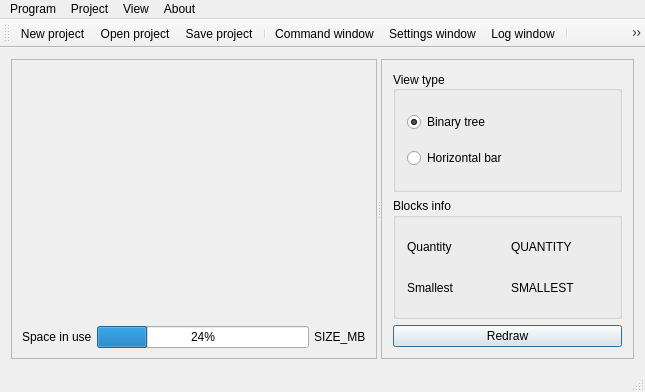
Qt form window_main.ui (khai-student/y3t2-ssw-course-project) before a commit.
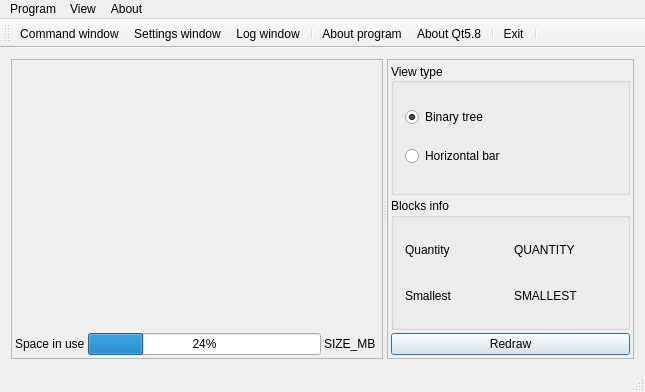
The same form after that commit. Icons and pictures are not drawn.

```diff
--- a/window_main.ui
+++ b/window_main.ui
@@ -31,84 +31,48 @@
        <property name="frameShadow">
         <enum>QFrame::Raised</enum>
        </property>
-       <layout class="QGridLayout" name="gridLayout_3">
+       <layout class="QGridLayout" name="gridLayout_2">
         <property name="leftMargin">
-         <number>5</number>
+         <number>3</number>
         </property>
         <property name="topMargin">
-         <number>5</number>
+         <number>3</number>
         </property>
         <property name="rightMargin">
-         <number>5</number>
+         <number>3</number>
         </property>
         <property name="bottomMargin">
-         <number>5</number>
+         <number>3</number>
         </property>
         <property name="spacing">
-         <number>5</number>
+         <number>3</number>
         </property>
-        <item row="0" column="0">
-         <widget class="QFrame" name="frame_4">
-          <property name="enabled">
-           <bool>true</bool>
+        <item row="7" column="1">
+         <widget class="QProgressBar" name="progressBar">
+          <property name="value">
+           <number>24</number>
           </property>
-          <property name="sizePolicy">
-           <sizepolicy hsizetype="Expanding" vsizetype="Expanding">
-            <horstretch>0</horstretch>
-            <verstretch>0</verstretch>
-           </sizepolicy>
+         </widget>
+        </item>
+        <item row="7" column="0">
+         <widget class="QLabel" name="label">
+          <property name="text">
+           <string>Space in use</string>
           </property>
-          <property name="frameShape">
-           <enum>QFrame::NoFrame</enum>
+         </widget>
+        </item>
+        <item row="7" column="2">
+         <widget class="QLabel" name="spaceInUseLabel">
+          <property name="text">
+           <string>SIZE_MB</string>
           </property>
-          <property name="frameShadow">
-           <enum>QFrame::Raised</enum>
+         </widget>
+        </item>
+        <item row="0" column="0" colspan="4">
+         <widget class="QStackedWidget" name="view">
+          <property name="currentIndex">
+           <number>-1</number>
           </property>
-          <layout class="QGridLayout" name="gridLayout_2">
-           <property name="leftMargin">
-            <number>5</number>
-           </property>
-           <property name="topMargin">
-            <number>5</number>
-           </property>
-           <property name="rightMargin">
-            <number>5</number>
-           </property>
-           <property name="bottomMargin">
-            <number>5</number>
-           </property>
-           <property name="spacing">
-            <number>5</number>
-           </property>
-           <item row="1" column="0">
-            <widget class="QLabel" name="label">
-             <property name="text">
-              <string>Space in use</string>
-             </property>
-            </widget>
-           </item>
-           <item row="1" column="2">
-            <widget class="QLabel" name="spaceInUseLabel">
-             <property name="text">
-              <string>SIZE_MB</string>
-             </property>
-            </widget>
-           </item>
-           <item row="1" column="1">
-            <widget class="QProgressBar" name="progressBar">
-             <property name="value">
-              <number>24</number>
-             </property>
-            </widget>
-           </item>
-           <item row="0" column="0" colspan="3">
-            <widget class="QStackedWidget" name="view">
-             <property name="currentIndex">
-              <number>-1</number>
-             </property>
-            </widget>
-           </item>
-          </layout>
          </widget>
         </item>
        </layout>
@@ -124,6 +88,21 @@
         <enum>QFrame::Raised</enum>
        </property>
        <layout class="QGridLayout" name="gridLayout_5">
+        <property name="leftMargin">
+         <number>3</number>
+        </property>
+        <property name="topMargin">
+         <number>3</number>
+        </property>
+        <property name="rightMargin">
+         <number>3</number>
+        </property>
+        <property name="bottomMargin">
+         <number>3</number>
+        </property>
+        <property name="spacing">
+         <number>3</number>
+        </property>
         <item row="1" column="0">
          <widget class="QGroupBox" name="groupBox_2">
           <property name="title">
@@ -240,14 +219,6 @@
     <addaction name="actionAboutProgram"/>
     <addaction name="actionAboutQt"/>
    </widget>
-   <widget class="QMenu" name="menuProject">
-    <property name="title">
-     <string>Project</string>
-    </property>
-    <addaction name="actionNewProject"/>
-    <addaction name="actionOpenProject"/>
-    <addaction name="actionSaveProject"/>
-   </widget>
    <widget class="QMenu" name="menuView">
     <property name="title">
      <string>View</string>
@@ -263,7 +234,6 @@
     <addaction name="menuWindows"/>
    </widget>
    <addaction name="menuProgram"/>
-   <addaction name="menuProject"/>
    <addaction name="menuView"/>
    <addaction name="menuAbout"/>
   </widget>
@@ -274,10 +244,6 @@
    <attribute name="toolBarBreak">
     <bool>false</bool>
    </attribute>
-   <addaction name="actionNewProject"/>
-   <addaction name="actionOpenProject"/>
-   <addaction name="actionSaveProject"/>
-   <addaction name="separator"/>
    <addaction name="actionCommandWindow"/>
    <addaction name="actionSettingsWindow"/>
    <addaction name="actionLogWindow"/>
@@ -286,6 +252,7 @@
    <addaction name="actionAboutQt"/>
    <addaction name="separator"/>
    <addaction name="actionExit"/>
+   <addaction name="separator"/>
   </widget>
   <widget class="QStatusBar" name="statusBar"/>
   <action name="actionAboutProgram">
@@ -321,42 +288,6 @@
     <string>Ctrl+Q</string>
    </property>
   </action>
-  <action name="actionNewProject">
-   <property name="icon">
-    <iconset resource="resources.qrc">
-     <normaloff>:/img/icon-set/svg/add-1.svg</normaloff>:/img/icon-set/svg/add-1.svg</iconset>
-   </property>
-   <property name="text">
-    <string>New project</string>
-   </property>
-   <property name="shortcut">
-    <string>Ctrl+N</string>
-   </property>
-  </action>
-  <action name="actionOpenProject">
-   <property name="icon">
-    <iconset resource="resources.qrc">
-     <normaloff>:/img/icon-set/svg/file.svg</normaloff>:/img/icon-set/svg/file.svg</iconset>
-   </property>
-   <property name="text">
-    <string>Open project</string>
-   </property>
-   <property name="shortcut">
-    <string>Ctrl+O</string>
-   </property>
-  </action>
-  <action name="actionSaveProject">
-   <property name="icon">
-    <iconset resource="resources.qrc">
-     <normaloff>:/img/icon-set/svg/save.svg</normaloff>:/img/icon-set/svg/save.svg</iconset>
-   </property>
-   <property name="text">
-    <string>Save project</string>
-   </property>
-   <property name="shortcut">
-    <string>Ctrl+S</string>
-   </property>
-  </action>
   <action name="actionSettingsWindow">
    <property name="icon">
     <iconset resource="resources.qrc">
```
Left out of the diff: 3 changed lines with no effect on the pictures.
